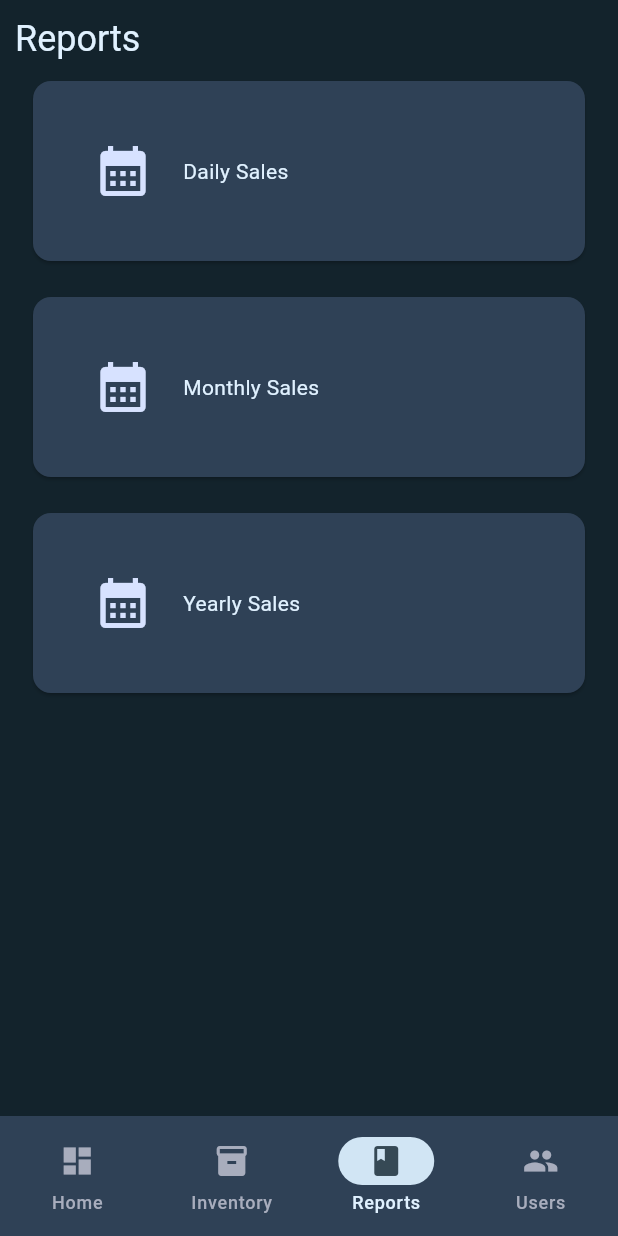
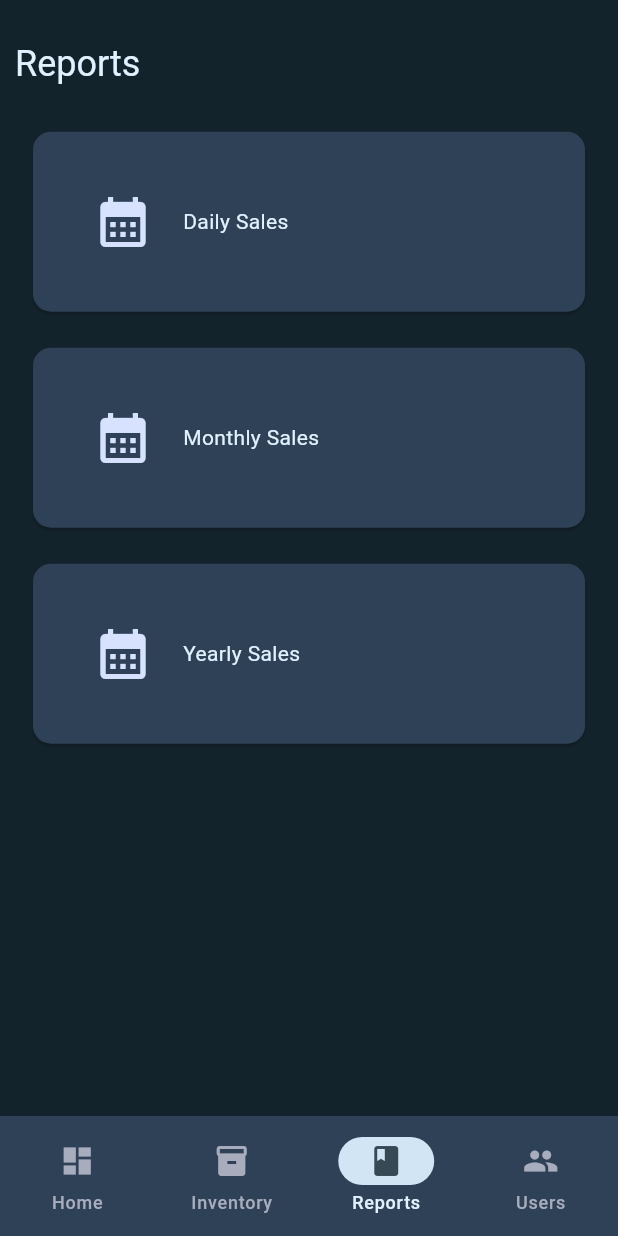
Before and after one commit to PhoenixTech2003/flutter_stock_managment_system_app, a Flutter app: the ReportsPage screen opened by its route, on a phone screen of 412 x 824 dp. Run offline on Flutter 3.47's test engine with Material 3 defaults, Android fonts, the phone set to English and light mode, and no system bars; drawn by our look-alikes of toastification; our stand-ins replace fl_chart, flutter_riverpod, go_router, riverpod_annotation; generated files the repository leaves out were written again; network calls fail.

Commit message:
Refactor ReportsPage layout to fix alignment issue

```diff
--- a/lib/pages/reports.dart
+++ b/lib/pages/reports.dart
@@ -39,13 +39,15 @@ class ReportsPage extends StatelessWidget {
       padding: const EdgeInsets.all(10.0),
       child: Column(
         children: [
-          Align(
-              alignment: Alignment.centerLeft,
-              child: Expanded(
-                  child: Text(
-                "Reports",
-                style: Theme.of(context).textTheme.headlineSmall,
-              ))),
+          Expanded(
+            flex: 1,
+            child: Align(
+                alignment: Alignment.centerLeft,
+                child: Text(
+                  "Reports",
+                  style: Theme.of(context).textTheme.headlineSmall,
+                )),
+          ),
           Expanded(
             flex: 10,
             child: ListView.builder(
```
